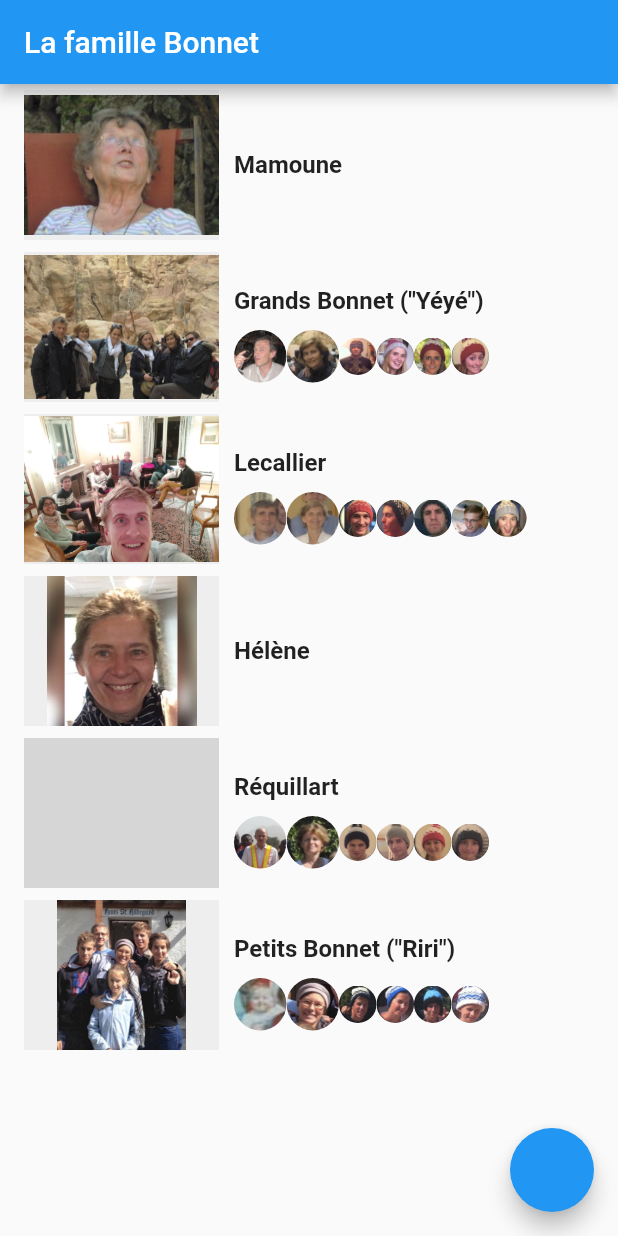
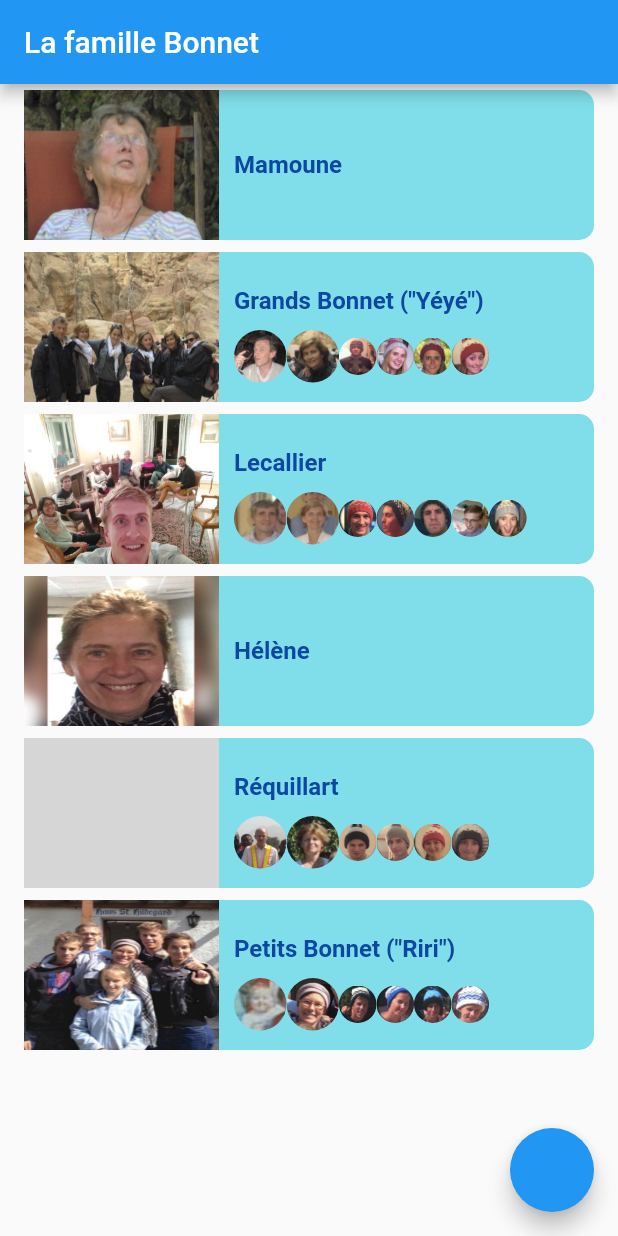
Before and after one commit to GuiLec/my_flutter_navigation_project, a Flutter app: the screen it shows after launch, on a phone screen of 412 x 824 dp. Run offline on Flutter 3.47's test engine with Material 2 defaults, Android fonts, the phone set to English and light mode, and no system bars; grey boxes are pictures that could not be loaded.

Commit message:
feat: 🎸 small style improvement

```diff
--- a/lib/components/FamilyItem.dart
+++ b/lib/components/FamilyItem.dart
@@ -16,11 +16,16 @@ class FamilyItem extends StatelessWidget {
         Navigator.push(context,
             new MaterialPageRoute(builder: (context) => Family(familyData)));
       },
+      child: Container(
+        decoration: BoxDecoration(
+          borderRadius: BorderRadius.circular(10),
+          color: Colors.cyan[200],
+        ),
         child: Row(
           children: <Widget>[
             Container(
-            color: Colors.grey[200],
               child: Image(
+                fit: BoxFit.fill,
                 height: 100,
                 width: 130,
                 image: familyData.familyImage,
@@ -35,7 +40,10 @@ class FamilyItem extends StatelessWidget {
                     padding: EdgeInsets.symmetric(vertical: 10),
                     child: Text(
                       familyData.name,
-                    style: TextStyle(fontSize: 16, fontWeight: FontWeight.bold),
+                      style: TextStyle(
+                          fontSize: 16,
+                          fontWeight: FontWeight.bold,
+                          color: Colors.blue[900]),
                     ),
                   ),
                   Row(
@@ -61,6 +69,7 @@ class FamilyItem extends StatelessWidget {
             ),
           ],
         ),
+      ),
     );
   }
 }
```
Lines whose indentation alone changed are shown as unchanged.
